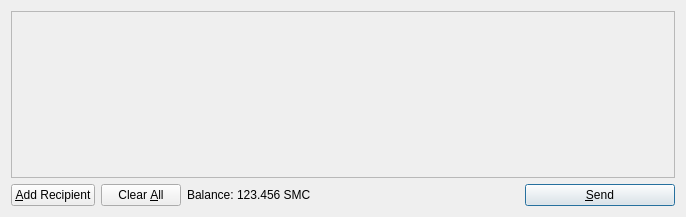
Qt form src/qt/forms/sendcoinsdialog.ui (CannaCurrency/CannaCoin) before a commit.
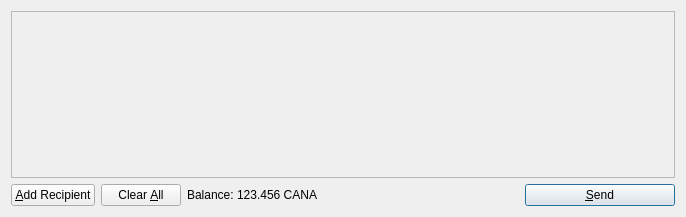
The same form after that commit. Icons and pictures are not drawn.

The edit to the form file:
```diff
--- a/src/qt/forms/sendcoinsdialog.ui
+++ b/src/qt/forms/sendcoinsdialog.ui
@@ -119,7 +119,7 @@
           <cursorShape>IBeamCursor</cursorShape>
          </property>
          <property name="text">
-          <string>123.456 SMC</string>
+          <string>123.456 CANA</string>
          </property>
          <property name="textInteractionFlags">
           <set>Qt::LinksAccessibleByMouse|Qt::TextSelectableByKeyboard|Qt::TextSelectableByMouse</set>
```
